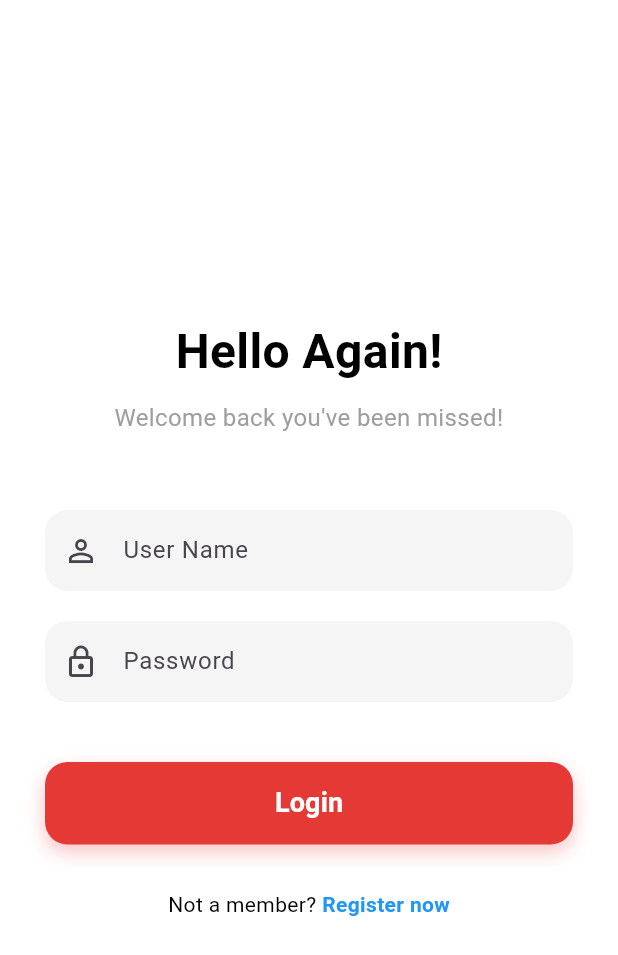
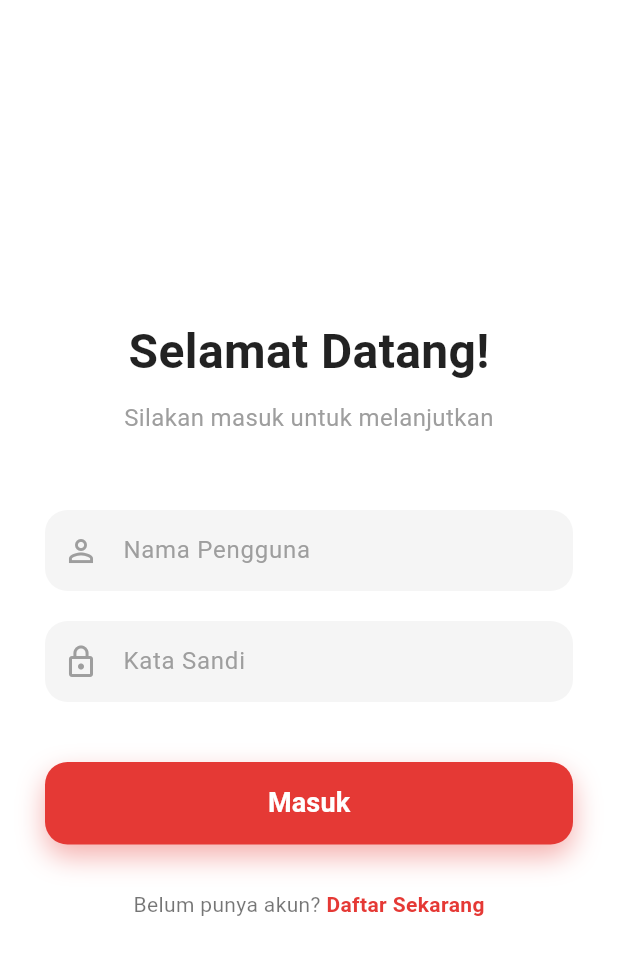
Before and after one commit to mufidaa14/UTS_Umey, a Flutter app: the screen it shows after launch, on a phone screen of 412 x 824 dp. Shown: the top 955 px of the screen. Run offline on Flutter 3.47's test engine with Material 3 defaults, Android fonts, the light colour scheme and no system bars.

Commit message:
komit 7: mengubah tampilan halaman login, sign up. dan detail pesanan

```diff
--- a/lib/login_screen.dart
+++ b/lib/login_screen.dart
@@ -18,16 +18,16 @@ class LoginScreen extends StatelessWidget {
               children: [
                 // Header
                 const Text(
-                  'Hello Again!',
+                  'Selamat Datang!',
                   style: TextStyle(
                     fontSize: 32,
                     fontWeight: FontWeight.bold,
-                    color: Colors.black,
+                    color: Colors.black87,
                   ),
                 ),
                 const SizedBox(height: 10),
                 const Text(
-                  "Welcome back you've been missed!",
+                  "Silakan masuk untuk melanjutkan",
                   textAlign: TextAlign.center,
                   style: TextStyle(
                     fontSize: 16,
@@ -37,36 +37,62 @@ class LoginScreen extends StatelessWidget {
                 const SizedBox(height: 50),
 
                 // Username Input
-                Container(
-                  decoration: BoxDecoration(
-                    color: Colors.grey[100],
-                    borderRadius: BorderRadius.circular(15),
-                  ),
-                  child: const TextField(
-                    decoration: InputDecoration(
-                      border: InputBorder.none,
-                      hintText: 'User Name',
-                      prefixIcon: Icon(Icons.person_outline),
-                      contentPadding: EdgeInsets.symmetric(vertical: 15),
+                TextField(
+                  decoration: InputDecoration(
+                    filled: true,
+                    fillColor: Colors.grey[100],
+                    labelText: 'Nama Pengguna',
+                    labelStyle: const TextStyle(color: Colors.grey),
+                    floatingLabelStyle: const TextStyle(color: Colors.black),
+                    border: OutlineInputBorder(
+                      borderRadius: BorderRadius.circular(15),
+                      borderSide: BorderSide.none,
                     ),
+                    enabledBorder: OutlineInputBorder(
+                      borderRadius: BorderRadius.circular(15),
+                      borderSide: BorderSide.none,
+                    ),
+                    focusedBorder: OutlineInputBorder(
+                      borderRadius: BorderRadius.circular(15),
+                      borderSide: const BorderSide(color: Colors.black, width: 2),
+                    ),
+                    prefixIcon: const Icon(Icons.person_outline),
+                    prefixIconColor: WidgetStateColor.resolveWith((states) =>
+                        states.contains(WidgetState.focused)
+                            ? Colors.black
+                            : Colors.grey),
+                    contentPadding: const EdgeInsets.symmetric(vertical: 15, horizontal: 20),
                   ),
                 ),
                 const SizedBox(height: 20),
 
                 // Password Input
-                Container(
-                  decoration: BoxDecoration(
-                    color: Colors.grey[100],
-                    borderRadius: BorderRadius.circular(15),
-                  ),
-                  child: const TextField(
-                    obscureText: true,
-                    decoration: InputDecoration(
-                      border: InputBorder.none,
-                      hintText: 'Password',
-                      prefixIcon: Icon(Icons.lock_outline),
-                      contentPadding: EdgeInsets.symmetric(vertical: 15),
+                TextField(
+                  obscureText: true,
+                  decoration: InputDecoration(
+                    filled: true,
+                    fillColor: Colors.grey[100],
+                    labelText: 'Kata Sandi',
+                    labelStyle: const TextStyle(color: Colors.grey),
+                    floatingLabelStyle: const TextStyle(color: Colors.black),
+                    border: OutlineInputBorder(
+                      borderRadius: BorderRadius.circular(15),
+                      borderSide: BorderSide.none,
                     ),
+                    enabledBorder: OutlineInputBorder(
+                      borderRadius: BorderRadius.circular(15),
+                      borderSide: BorderSide.none,
+                    ),
+                    focusedBorder: OutlineInputBorder(
+                      borderRadius: BorderRadius.circular(15),
+                      borderSide: const BorderSide(color: Colors.black, width: 2),
+                    ),
+                    prefixIcon: const Icon(Icons.lock_outline),
+                    prefixIconColor: WidgetStateColor.resolveWith((states) =>
+                        states.contains(WidgetState.focused)
+                            ? Colors.black
+                            : Colors.grey),
+                    contentPadding: const EdgeInsets.symmetric(vertical: 15, horizontal: 20),
                   ),
                 ),
                 const SizedBox(height: 40),
@@ -76,25 +102,31 @@ class LoginScreen extends StatelessWidget {
                   width: double.infinity,
                   height: 55,
                   decoration: BoxDecoration(
-                    color: const Color(0xFFE53935), // Red color
                     borderRadius: BorderRadius.circular(15),
                     boxShadow: [
                       BoxShadow(
-                        color: const Color(0xFFE53935).withOpacity(0.3),
-                        blurRadius: 10,
-                        offset: const Offset(0, 5),
+                        color: const Color(0xFFE53935).withOpacity(0.4),
+                        blurRadius: 15,
+                        offset: const Offset(0, 8),
                       ),
                     ],
                   ),
-                  child: TextButton(
+                  child: ElevatedButton(
                     onPressed: () {
                       Navigator.pushReplacement(
                         context,
                         MaterialPageRoute(builder: (context) => const HomeScreen()),
                       );
                     },
+                    style: ElevatedButton.styleFrom(
+                      backgroundColor: const Color(0xFFE53935), // Red color
+                      shape: RoundedRectangleBorder(
+                        borderRadius: BorderRadius.circular(15),
+                      ),
+                      elevation: 0, // Disable default elevation to use custom shadow
+                    ),
                     child: const Text(
-                      'Login',
+                      'Masuk',
                       style: TextStyle(
                         color: Colors.white,
                         fontSize: 18,
@@ -110,8 +142,8 @@ class LoginScreen extends StatelessWidget {
                   mainAxisAlignment: MainAxisAlignment.center,
                   children: [
                     const Text(
-                      'Not a member? ',
-                      style: TextStyle(color: Colors.black),
+                      'Belum punya akun? ',
+                      style: TextStyle(color: Colors.black54),
                     ),
                     GestureDetector(
                       onTap: () {
@@ -123,9 +155,9 @@ class LoginScreen extends StatelessWidget {
                         );
                       },
                       child: const Text(
-                        'Register now',
+                        'Daftar Sekarang',
                         style: TextStyle(
-                          color: Colors.blue,
+                          color: Color(0xFFE53935),
                           fontWeight: FontWeight.bold,
                         ),
                       ),
```
Also changed, not shown: lib/detail_pesanan_screen.dart (+114 -60 lines), lib/signup_screen.dart (+70 -43 lines).
